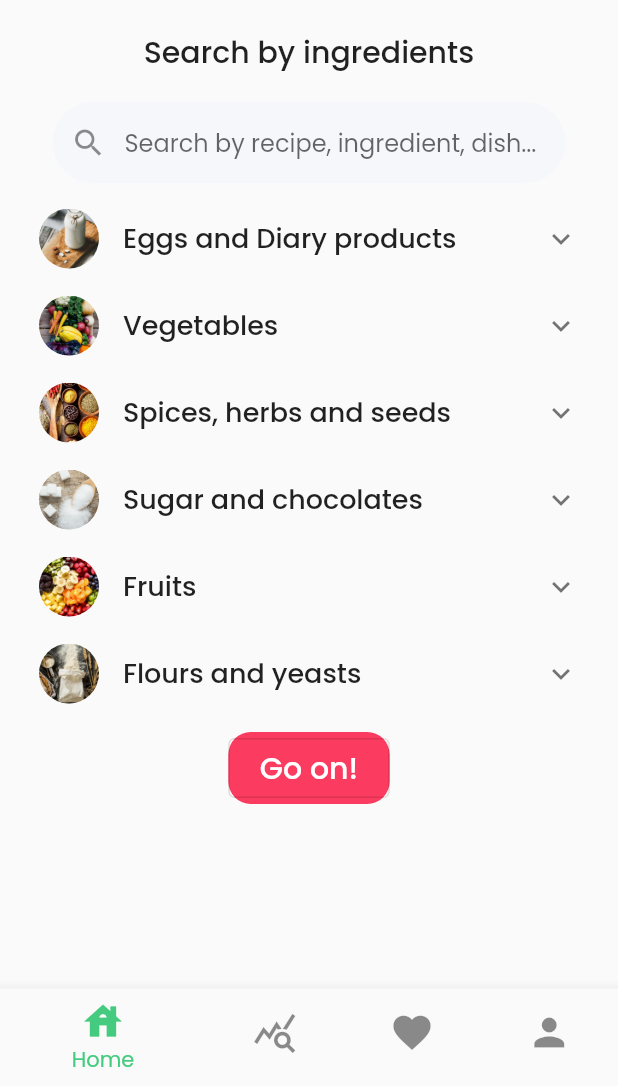
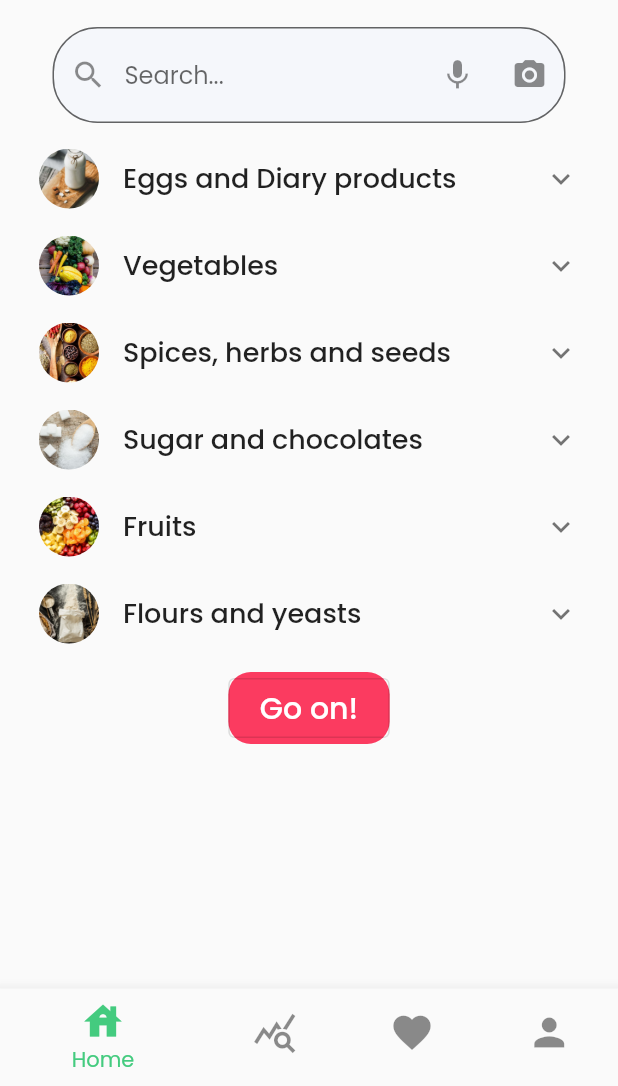
Before and after one commit to MaryemJaouadii/Foody, a Flutter app: the HomeScreen screen opened directly, on a phone screen of 412 x 824 dp, the part 150-1236 px from its top. Run offline on Flutter 3.47's test engine with Material 2 defaults, Android fonts, the light colour scheme and no system bars; drawn by our look-alikes of searchfield; our stand-ins replace camera, cloud_firestore, firebase_auth, firebase_core, iconsax, speech_to_text and 2 more; missing offline and left inert: tflite; accounts and stored records are empty; project files that could hold a hidden picture were left out.

Commit message:
add Camera Icon and mic Icon in search field

```diff
--- a/lib/Widgets/SearchIngredients.dart
+++ b/lib/Widgets/SearchIngredients.dart
@@ -1,8 +1,11 @@
 import 'package:flutter/material.dart';
+import 'package:foodproject/myData/CategoriesData.dart';
 import 'package:foodproject/myData/IngredientsData.dart';
+import 'package:foodproject/screens/cameraDetection.dart';
+import 'package:searchfield/searchfield.dart';
+
 import '../Widgets/CategoryView.dart';
-import 'package:foodproject/myData/CategoriesData.dart';
-import 'package:searchfield/searchfield.dart';
+import '../screens/useVoice.dart';
 
 class SearchIngredients extends StatefulWidget {
   const SearchIngredients({Key? key}) : super(key: key);
@@ -14,42 +17,53 @@
 class _SearchIngredientsState extends State<SearchIngredients> {
   var myList = getAllIngredientsName();
 
-
   @override
   Widget build(BuildContext context) {
     return Column(
       children: [
-        const Padding(
-          padding: EdgeInsets.all(10.0),
-          child: Text(
-            "Search by ingredients",
-            style: TextStyle(fontWeight: FontWeight.w500, fontSize: 20.0),
-          ),
-        ),
         Padding(
-          padding:
-          const EdgeInsets.symmetric(vertical: 8.0, horizontal: 25.0),
+          padding: const EdgeInsets.symmetric(vertical: 8.0, horizontal: 25.0),
           child: SearchField(
             suggestions: myList
                 .map(
                   (e) => SearchFieldListItem(e),
-            )
+                )
                 .toList(),
             searchInputDecoration: InputDecoration(
               filled: true,
               fillColor: Color(0xFFF5F7FB),
-              contentPadding: EdgeInsets.symmetric(vertical: 15.0),
-              hintText: "Search by recipe, ingredient, dish...",
+              // contentPadding: EdgeInsets.symmetric(vertical: 15.0),
+              hintText: "Search...",
               prefixIcon: Icon(Icons.search),
+              suffixIcon: Row(
+                mainAxisAlignment: MainAxisAlignment.spaceBetween, // added line
+                mainAxisSize: MainAxisSize.min,
+                children: [
+                  IconButton(
+                      onPressed: () {
+                        Navigator.push(
+                            context,
+                            MaterialPageRoute(
+                                builder: (context) => useVoice()));
+                      },
+                      icon: Icon(Icons.mic)),
+                  IconButton(
+                      onPressed: () {
+                        Navigator.push(
+                            context,
+                            MaterialPageRoute(
+                                builder: (context) => CameraDetection()));
+                      },
+                      icon: Icon(Icons.camera_alt))
+                ],
+              ),
               border: OutlineInputBorder(
                   borderRadius: BorderRadius.circular(30),
-                  borderSide:
-                  BorderSide(style: BorderStyle.none, width: 0.0)),
+                  borderSide: BorderSide(style: BorderStyle.none, width: 1.0)),
             ),
           ),
         ),
-        for(var i in categoriesData)
-        CategoryView(i),
+        for (var i in categoriesData) CategoryView(i),
       ],
     );
   }
```
Also changed, not shown: lib/screens/useVoice.dart (+20 -35 lines).
